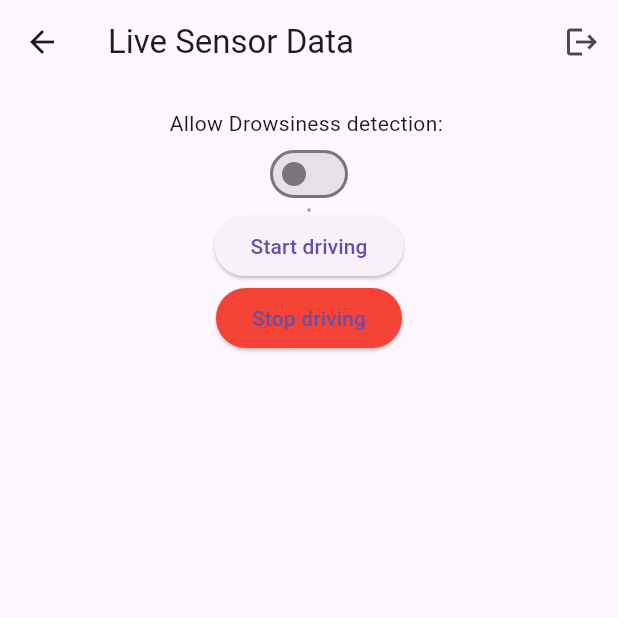
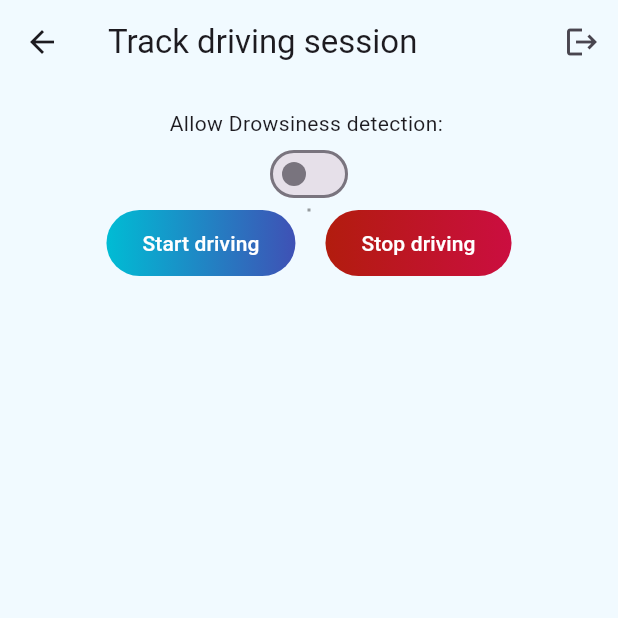
Before and after one commit to marara02/QSAD, a Flutter app: the MyHomePage screen opened directly, on a phone screen of 412 x 824 dp, the top half of it. Run offline on Flutter 3.47's test engine with Material 3 defaults, Android fonts, the light colour scheme and no system bars; our stand-ins replace camera, cloud_firestore, csv, firebase_auth, firebase_core, get and 3 more; missing offline and left inert: flutter_ringtone_player, tflite_v2; accounts and stored records are empty; generated files the repository leaves out were written again; network calls fail.

Commit message:
[new+add] changed style in page

```diff
--- a/lib/auth/login.dart
+++ b/lib/auth/login.dart
@@ -46,7 +46,7 @@ class _RegisterPageState extends State<LoginPage>{
   @override
   Widget build(BuildContext context) {
     return Scaffold(
-        backgroundColor: Colors.grey[300],
+        backgroundColor: const Color(0xFFE1F7F5),
         body: SafeArea(
           child: Center(
               child: Padding(
@@ -55,15 +55,15 @@ class _RegisterPageState extends State<LoginPage>{
                   mainAxisAlignment: MainAxisAlignment.center,
                   children: [
                     const Icon(
-                      Icons.lock,
+                      Icons.car_repair_rounded,
                       size: 100,
                     ),
                     const SizedBox(height: 50),
-
                     Text(
                       "Log in to start drive",
                       style: TextStyle(
                         color: Colors.grey[700],
+                        fontSize: 30
                       ),
                     ),
 
--- a/lib/components/button.dart
+++ b/lib/components/button.dart
@@ -1,7 +1,6 @@
 import 'package:flutter/material.dart';
 
-class MyButton extends StatelessWidget{
-
+class MyButton extends StatelessWidget {
   final Function()? onTap;
   final String text;
 
@@ -19,7 +18,8 @@ class MyButton extends StatelessWidget{
             borderRadius: BorderRadius.circular(8),
           ),
           child: Center(
-          child: Text(text,
+            child: Text(
+              text,
               style: const TextStyle(
                 color: Colors.white,
                 fontWeight: FontWeight.bold,
@@ -27,7 +27,47 @@ class MyButton extends StatelessWidget{
               ),
             ),
           ),
-      )
+        ));
+  }
+}
+
+class MyElevatedButton extends StatelessWidget {
+  final BorderRadiusGeometry? borderRadius;
+  final double? width;
+  final double height;
+  final Gradient gradient;
+  final VoidCallback? onPressed;
+  final String text;
+
+  const MyElevatedButton({
+    Key? key,
+    required this.onPressed,
+    required this.text,
+    this.borderRadius,
+    this.width,
+    this.height = 44.0,
+    required this.gradient,
+  }) : super(key: key);
+
+  @override
+  Widget build(BuildContext context) {
+    final borderRadius = this.borderRadius ?? BorderRadius.circular(40);
+    return Container(
+      width: width,
+      height: height,
+      decoration: BoxDecoration(
+        gradient: gradient,
+        borderRadius: borderRadius,
+      ),
+      child: ElevatedButton(
+        onPressed: onPressed,
+        style: ElevatedButton.styleFrom(
+          backgroundColor: Colors.transparent,
+          shadowColor: Colors.transparent,
+          shape: RoundedRectangleBorder(borderRadius: borderRadius),
+        ),
+        child: Text(text, style: const TextStyle(color: Colors.white),),
+      ),
     );
   }
 }
--- a/lib/components/textfield.dart
+++ b/lib/components/textfield.dart
@@ -27,7 +27,7 @@ class MyTextField extends StatelessWidget{
           focusedBorder: const OutlineInputBorder(
             borderSide: BorderSide(color: Colors.grey),
           ),
-          fillColor: Colors.grey[200],
+          fillColor: Colors.white,
           filled: true,
           hintText: hintText,
           hintStyle: TextStyle(color: Colors.grey[500]),
--- a/lib/drowsinessDetect/face_detecter.dart
+++ b/lib/drowsinessDetect/face_detecter.dart
@@ -1,8 +1,8 @@
 import 'package:flutter/material.dart';
 import 'package:camera/camera.dart';
+import 'package:safedriving/drowsinessDetect/prediction.dart';
 import 'package:tflite_v2/tflite_v2.dart';
 import 'dart:math' as math;
-import 'coordinates.dart';
 
 // the problem is my code not returning probability, its returning predictions
 class DrowsinessDetectionLive extends StatefulWidget {
--- a/lib/main.dart
+++ b/lib/main.dart
@@ -9,7 +9,6 @@ import 'package:safedriving/firebase_options.dart';
 import 'package:sensors_plus/sensors_plus.dart';
 import 'auth/login_or_reg.dart';
 import 'sensorsData/accelerometer.dart';
-import 'drowsinessDetect/camera.dart';
 import 'sensorsData/gyroscope.dart';
 import 'save_data.dart';
 import 'sensorsData/euler_sensors_data.dart';
--- a/lib/pages/homePage.dart
+++ b/lib/pages/homePage.dart
@@ -6,7 +6,6 @@ import 'package:cloud_firestore/cloud_firestore.dart';
 import 'package:firebase_auth/firebase_auth.dart';
 import 'package:flutter/material.dart';
 import 'package:safedriving/auth/login.dart';
-import 'package:safedriving/drowsinessDetect/detector.dart';
 import 'package:safedriving/drowsinessDetect/face_detecter.dart';
 import 'package:safedriving/sensorsData/driving_result.dart';
 import 'package:safedriving/services/add_data.dart';
@@ -14,12 +13,12 @@ import 'package:sensors_plus/sensors_plus.dart';
 import 'package:safedriving/save_data.dart';
 import 'package:safedriving/auth/login_or_reg.dart';
 import 'package:safedriving/sensorsData/accelerometer.dart';
-import 'package:safedriving/drowsinessDetect/camera.dart';
 import 'package:safedriving/sensorsData/gyroscope.dart';
 import 'package:safedriving/save_data.dart';
 import 'package:safedriving/sensorsData/euler_sensors_data.dart';
 import 'package:http/http.dart' as http;
 
+import '../components/button.dart';
 import '../components/switch.dart';
 import 'chart.dart';
 
@@ -64,13 +63,13 @@ class _MyHomePageState extends State<MyHomePage> {
   Widget build(BuildContext context) {
     _accelerometerValues?.map((double v) => v.toStringAsFixed(1)).toList();
     _gyroscopeValues?.map((double v) => v.toStringAsFixed(1)).toList();
-    _userAccelerometerValues
-        ?.map((double v) => v.toStringAsFixed(1))
-        .toList();
+    _userAccelerometerValues?.map((double v) => v.toStringAsFixed(1)).toList();
 
     return Scaffold(
+      backgroundColor: const Color(0xFFF1FAFF),
       appBar: AppBar(
-        title: const Text('Live Sensor Data'),
+        title: const Text('Track driving session'),
+        backgroundColor: const Color(0xFFF1FAFF),
         actions: [
           IconButton(
             onPressed: signOut,
@@ -147,17 +146,26 @@ class _MyHomePageState extends State<MyHomePage> {
                   //     ],
                   //   ),
                   // ),
-                  ElevatedButton(
-                    onPressed: _startCollectingData,
-                    child: const Text("Start driving"),
-                  ),
-                  ElevatedButton(
-                    style: ElevatedButton.styleFrom(
-                      backgroundColor: Colors.red,
+                  Center(
+                    child: Row(
+                      mainAxisAlignment: MainAxisAlignment.center,
+                      crossAxisAlignment: CrossAxisAlignment.center,
+                      children: <Widget>[
+                        MyElevatedButton(
+                          onPressed: _startCollectingData,
+                          text: 'Start driving',
+                          gradient: const LinearGradient(
+                              colors: [Colors.cyan, Colors.indigo]),
+                        ),
+                        const SizedBox(width: 20),
+                        MyElevatedButton(
+                            onPressed: _stopCollectingData,
+                            text: 'Stop driving',
+                            gradient: const LinearGradient(
+                                colors: [Color(0xFFb21c0e), Color(0xFFcb0e40)]))
+                      ],
                     ),
-                    onPressed: _stopCollectingData,
-                    child: const Text("Stop driving"),
-                  ),
+                  )
                 ],
               ),
             ),
```
Also changed, not shown: lib/auth/register.dart (+36 -50 lines), lib/components/navBar.dart (+8 -7 lines), lib/drowsinessDetect/camera.dart (deleted, +0 -84 lines), lib/drowsinessDetect/detector.dart (deleted, +0 -104 lines), lib/pages/info_page.dart (added, +12 -0 lines), lib/pages/mainPage.dart (+11 -8 lines), lib/services/add_data.dart (+8 -5 lines), lib/drowsinessDetect/prediction.dart (renamed from lib/drowsinessDetect/coordinates.dart), 2 other files. Lines whose indentation alone changed are shown as unchanged.
